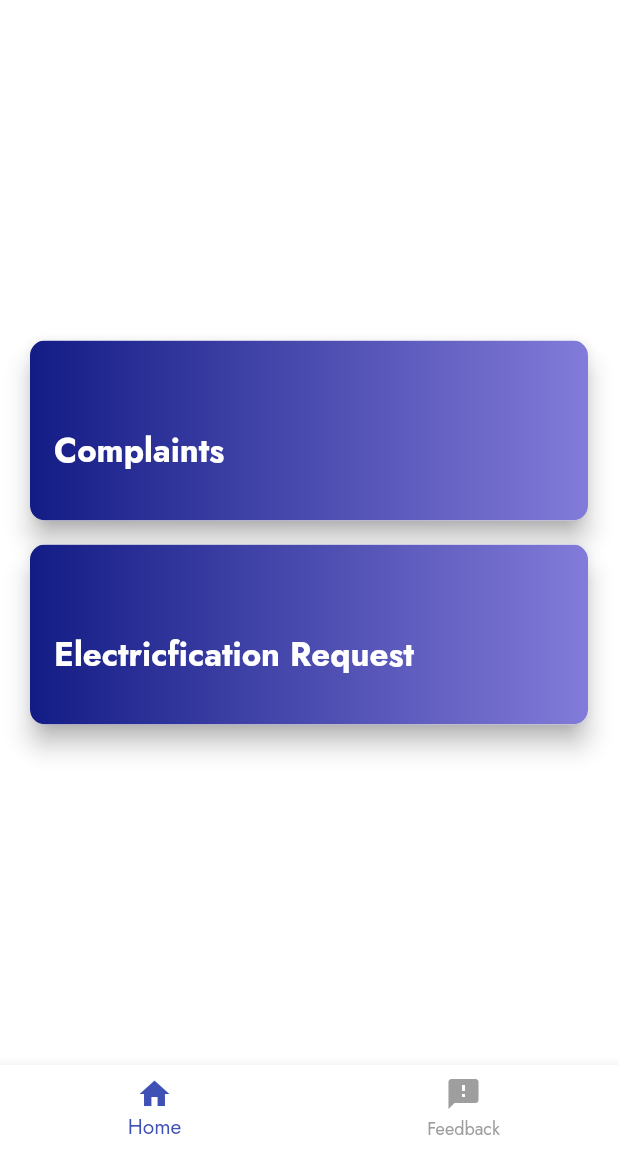
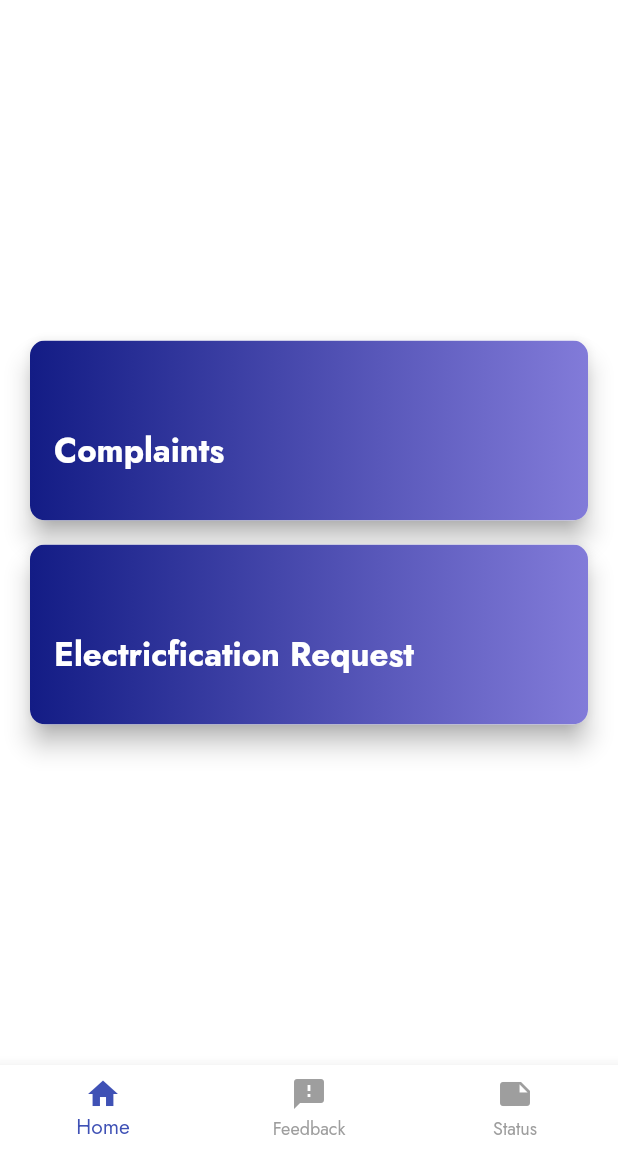
Before and after one commit to ThedistortedFrequency/SDCS-flutter-project, a Flutter app: the HomePage screen opened by its route, on a phone screen of 412 x 824 dp, the part 84-1236 px from its top. Run offline on Flutter 3.47's test engine with Material 2 defaults, Android fonts, the light colour scheme and no system bars; our stand-ins replace cached_network_image, cloud_firestore, firebase_auth, firebase_core, form_field_validator, google_fonts and 2 more; accounts and stored records are empty.

Commit message:
added status page

```diff
--- a/lib/home.dart
+++ b/lib/home.dart
@@ -4,6 +4,7 @@ import 'package:flutter/material.dart';
 
 import 'package:sdcs/bottomNavigator/feedback.dart';
 import 'package:sdcs/bottomNavigator/home_body.dart';
+import 'package:sdcs/bottomNavigator/status.dart';
 
 class HomePage extends StatefulWidget {
   const HomePage({Key? key}) : super(key: key);
@@ -14,10 +15,7 @@ class HomePage extends StatefulWidget {
 
 class _HomePageState extends State<HomePage> {
   int currentIndex = 0;
-  List Screen = [
-    const HomeBody(),
-    const FeedbackPage(),
-  ];
+  List Screen = [const HomeBody(), const FeedbackPage(), const StatusPage()];
   @override
   Widget build(BuildContext context) {
     return Scaffold(
@@ -53,6 +51,11 @@ class _HomePageState extends State<HomePage> {
               label: "Feedback",
               backgroundColor: Colors.indigo,
             ),
+            BottomNavigationBarItem(
+              icon: Icon(Icons.note),
+              label: "Status",
+              backgroundColor: Colors.indigo,
+            ),
           ]),
     );
   }
--- a/lib/main.dart
+++ b/lib/main.dart
@@ -32,7 +32,7 @@ class MyApp extends StatelessWidget {
         textTheme: GoogleFonts.jostTextTheme(),
       ),
       routes: {
-        "/": (context) => const RegistorPage(),
+        "/": (context) => const HomePage(),
         Screen.complaintScreen: (context) => const Complaint(),
         Screen.personalScreen: (context) => const PersonalInfo(),
         Screen.registorScreen: (context) => const RegistorPage(),
```
Also changed, not shown: lib/bottomNavigator/status.dart (added, +12 -0 lines), pubspec.lock.
